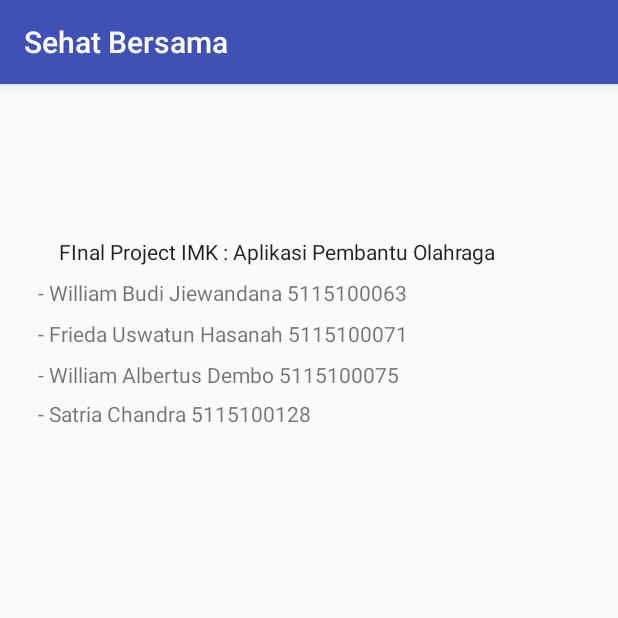
After one commit to wyuuta/android-sehat-bersama, an Android app: the AboutActivity screen opened directly, with no data from a screen before it, on a phone screen of 412 x 824 dp, the top half of it. The commit adds this screen. Run offline under Robolectric (Android 15) with nearby library versions, the phone set to English and light mode, and no system bars.

Commit message:
final commit

```diff
--- a/app/src/main/AndroidManifest.xml
+++ b/app/src/main/AndroidManifest.xml
@@ -1,17 +1,18 @@
 <?xml version="1.0" encoding="utf-8"?>
 <manifest xmlns:android="http://schemas.android.com/apk/res/android"
     package="com.example.yuuta.sehatbersama">
-        <uses-permission android:name="android.permission.INTERNET"/>
 
-        <application
+    <uses-permission android:name="android.permission.INTERNET" />
+
+    <application
         android:allowBackup="true"
         android:icon="@mipmap/ic_launcher"
         android:label="@string/app_name"
         android:roundIcon="@mipmap/ic_launcher_round"
         android:supportsRtl="true"
         android:theme="@style/AppTheme">
+        <receiver android:name=".NotificationReciever" />
 
-        <receiver android:name=".NotificationReciever"/>
         <activity android:name=".MainActivity">
             <intent-filter>
                 <action android:name="android.intent.action.MAIN" />
@@ -23,6 +24,9 @@
         <activity android:name=".CourseDetailActivity" />
         <activity android:name=".AlarmActivity" />
 
-        <service android:name=".RingtoneService"/>
+        <service android:name=".RingtoneService" />
+
+        <activity android:name=".AboutActivity"></activity>
     </application>
+
 </manifest>
--- /dev/null
+++ b/app/src/main/java/com/example/yuuta/sehatbersama/AboutActivity.kt
@@ -0,0 +1,12 @@
+package com.example.yuuta.sehatbersama
+
+import android.support.v7.app.AppCompatActivity
+import android.os.Bundle
+
+class AboutActivity : AppCompatActivity() {
+
+    override fun onCreate(savedInstanceState: Bundle?) {
+        super.onCreate(savedInstanceState)
+        setContentView(R.layout.activity_about)
+    }
+}
--- a/app/src/main/java/com/example/yuuta/sehatbersama/MainActivity.kt
+++ b/app/src/main/java/com/example/yuuta/sehatbersama/MainActivity.kt
@@ -88,6 +88,11 @@ class MainActivity : AppCompatActivity(), NavigationView.OnNavigationItemSelecte
         startActivity(alarmIntent)
     }
 
+    fun aboutPage(menuIten: MenuItem) {
+        val aboutIntent = Intent(this, AboutActivity::class.java)
+        startActivity(aboutIntent)
+    }
+
     fun coursePage(id: Int, courseList: ArrayList<Int>) {
         val courseIntent = Intent(this, CourseActivity::class.java)
         courseIntent.putExtra(CourseActivity.WORKOUT_ID, id)
--- /dev/null
+++ b/app/src/main/res/layout/activity_about.xml
@@ -0,0 +1,74 @@
+<?xml version="1.0" encoding="utf-8"?>
+<android.support.constraint.ConstraintLayout xmlns:android="http://schemas.android.com/apk/res/android"
+    xmlns:app="http://schemas.android.com/apk/res-auto"
+    xmlns:tools="http://schemas.android.com/tools"
+    android:layout_width="match_parent"
+    android:layout_height="match_parent"
+    tools:context=".AboutActivity">
+
+    <TextView
+        android:id="@+id/textView2"
+        android:layout_width="wrap_content"
+        android:layout_height="wrap_content"
+        android:layout_marginEnd="68dp"
+        android:layout_marginStart="25dp"
+        android:layout_marginTop="102dp"
+        android:text="FInal Project IMK : Aplikasi Pembantu Olahraga"
+        android:textAppearance="@style/TextAppearance.AppCompat"
+        app:layout_constraintEnd_toEndOf="parent"
+        app:layout_constraintStart_toStartOf="parent"
+        app:layout_constraintTop_toTopOf="parent" />
+
+    <TextView
+        android:id="@+id/textView3"
+        android:layout_width="0dp"
+        android:layout_height="wrap_content"
+        android:layout_marginEnd="114dp"
+        android:layout_marginStart="25dp"
+        android:layout_marginTop="8dp"
+        android:text="- Frieda Uswatun Hasanah 5115100071"
+        app:layout_constraintEnd_toEndOf="parent"
+        app:layout_constraintHorizontal_bias="0.0"
+        app:layout_constraintStart_toStartOf="parent"
+        app:layout_constraintTop_toBottomOf="@+id/textView4" />
+
+    <TextView
+        android:id="@+id/textView4"
+        android:layout_width="0dp"
+        android:layout_height="wrap_content"
+        android:layout_marginEnd="114dp"
+        android:layout_marginStart="25dp"
+        android:layout_marginTop="8dp"
+        android:text="- William Budi Jiewandana 5115100063"
+        app:layout_constraintEnd_toEndOf="parent"
+        app:layout_constraintStart_toStartOf="parent"
+        app:layout_constraintTop_toBottomOf="@+id/textView2" />
+
+    <TextView
+        android:id="@+id/textView5"
+        android:layout_width="0dp"
+        android:layout_height="wrap_content"
+        android:layout_marginEnd="175dp"
+
+        android:layout_marginStart="25dp"
+        android:layout_marginTop="8dp"
+        android:text="- Satria Chandra 5115100128"
+        app:layout_constraintEnd_toEndOf="parent"
+        app:layout_constraintHorizontal_bias="0.0"
+        app:layout_constraintStart_toStartOf="parent"
+        app:layout_constraintTop_toBottomOf="@+id/textView6" />
+
+    <TextView
+        android:id="@+id/textView6"
+        android:layout_width="0dp"
+        android:layout_height="18dp"
+        android:layout_marginEnd="118dp"
+        android:layout_marginStart="25dp"
+        android:layout_marginTop="8dp"
+        android:text="- William Albertus Dembo 5115100075"
+        app:layout_constraintEnd_toEndOf="parent"
+        app:layout_constraintHorizontal_bias="0.0"
+        app:layout_constraintStart_toStartOf="parent"
+        app:layout_constraintTop_toBottomOf="@+id/textView3" />
+
+</android.support.constraint.ConstraintLayout>
--- a/app/src/main/res/layout/activity_main.xml
+++ b/app/src/main/res/layout/activity_main.xml
@@ -21,9 +21,9 @@
 
         <ImageView
             android:id="@+id/imageView2"
-            android:layout_width="329dp"
+            android:layout_width="310dp"
             android:layout_height="199dp"
-            android:layout_marginStart="20dp"
+            android:layout_marginStart="17dp"
             android:adjustViewBounds="true"
             android:cropToPadding="false"
             android:maxHeight="150dp"
--- a/app/src/main/res/menu/side_bar.xml
+++ b/app/src/main/res/menu/side_bar.xml
@@ -7,4 +7,11 @@
         android:title="@string/alarm"
         android:onClick="alarmPage"
         app:showAsAction="never" />
+
+    <item
+        android:id="@+id/action_settings2"
+        android:orderInCategory="100"
+        android:title="About"
+        android:onClick="aboutPage"
+        app:showAsAction="never" />
 </menu>
```
